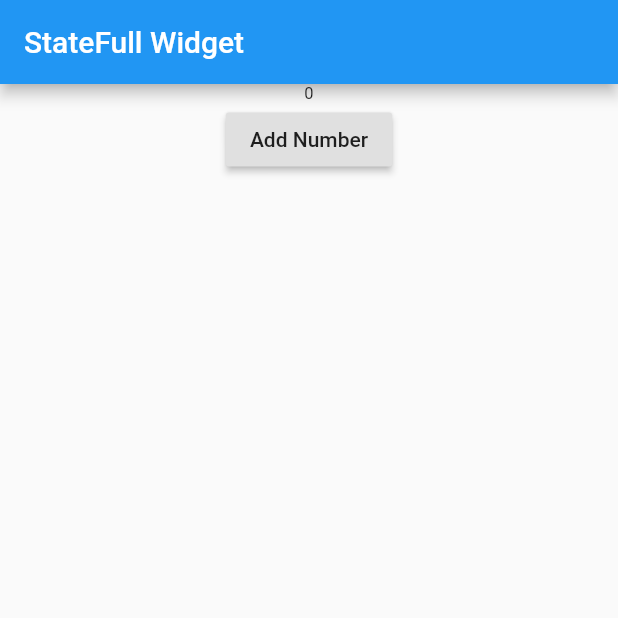
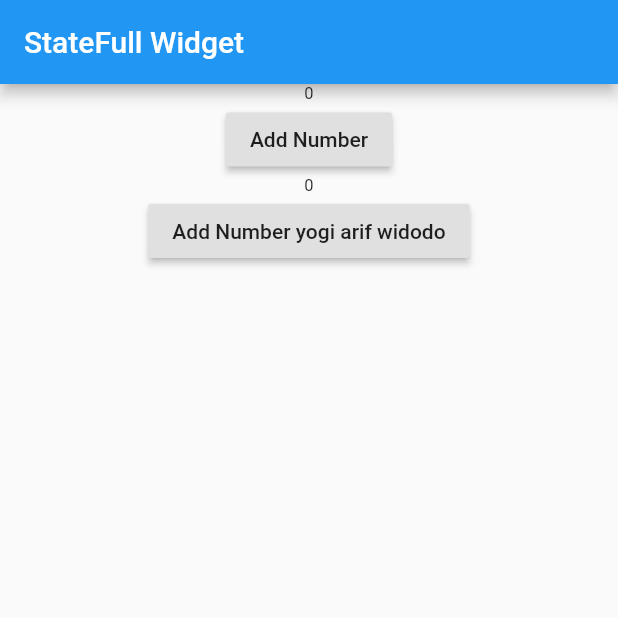
Before and after one commit to yogithesymbian/flutter_basic_to_advance, a Flutter app: the screen it shows after launch, on a phone screen of 412 x 824 dp, the top half of it. Run offline on Flutter 3.47's test engine with Material 2 defaults, Android fonts, the phone set to English and light mode, and no system bars.

Commit message:
anonymous method

```diff
--- a/lib/main.dart
+++ b/lib/main.dart
@@ -33,6 +33,18 @@ class _MyAppState extends State<MyApp> {
               RaisedButton(
                 child: Text("Add Number"),
                 onPressed: addNum,
+              ),
+              Text(
+                number.toString(),
+                style: TextStyle(fontSize: 11 + number.toDouble()),
+              ),
+              RaisedButton(
+                child: Text("Add Number yogi arif widodo"),
+                onPressed: () {
+                  setState(() {
+                    number += 1;
+                  });
+                },
               )
             ],
           ),
```
